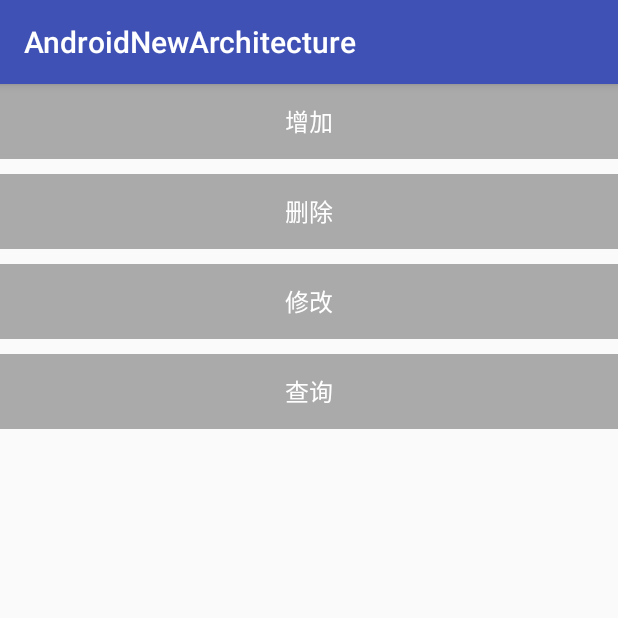
After one commit to chuzhonglingyan/AndroidNewArchitecture, an Android app: the DbTestActivity screen opened directly, with no data from a screen before it, on a phone screen of 412 x 824 dp, the top half of it. The commit adds this screen. Run offline under Robolectric (Android 15) with nearby library versions, the phone set to English and light mode, and no system bars; libraries missing offline, so code that uses them is left out: com.blankj.utilcode, com.facebook.stetho; network calls fail.

Commit message:
增加room数据库

```diff
--- a/app/src/main/AndroidManifest.xml
+++ b/app/src/main/AndroidManifest.xml
@@ -23,6 +23,8 @@
                 <category android:name="android.intent.category.LAUNCHER" />
             </intent-filter>
         </activity>
+        <activity android:name=".ui.DbTestActivity">
+        </activity>
     </application>
 
 </manifest>
--- a/app/src/main/java/com/yuntian/androidnewarchitecture/base/App.java
+++ b/app/src/main/java/com/yuntian/androidnewarchitecture/base/App.java
@@ -1,11 +1,23 @@
 package com.yuntian.androidnewarchitecture.base;
 
+import com.facebook.stetho.Stetho;
+import com.yuntian.androidnewarchitecture.db.AppDatabase;
 import com.yuntian.baselibs.base.BaseApp;
 
 public class App extends BaseApp {
 
+
+    private static AppDatabase appDatabase;
+
     @Override
     public void onCreate() {
         super.onCreate();
+        Stetho.initializeWithDefaults(this);
+        appDatabase=AppDatabase.getInstance(this);
     }
+
+    public static AppDatabase getAppDatabase() {
+        return appDatabase;
+    }
+
 }
--- a/app/src/main/java/com/yuntian/androidnewarchitecture/bean/User.java
+++ b/app/src/main/java/com/yuntian/androidnewarchitecture/bean/GitHubUser.java
@@ -1,6 +1,6 @@
 package com.yuntian.androidnewarchitecture.bean;
 
-public class User {
+public class GitHubUser {
 
     private String userId;
     private String name;
--- a/app/src/main/java/com/yuntian/androidnewarchitecture/net/service/Webservice.java
+++ b/app/src/main/java/com/yuntian/androidnewarchitecture/net/service/Webservice.java
@@ -1,7 +1,7 @@
 package com.yuntian.androidnewarchitecture.net.service;
 
+import com.yuntian.androidnewarchitecture.bean.GitHubUser;
 import com.yuntian.androidnewarchitecture.bean.Repo;
-import com.yuntian.androidnewarchitecture.bean.User;
 
 import java.util.List;
 
@@ -17,7 +17,7 @@ public interface Webservice {
      * replacement for the {user} placeholder in the @GET path
      */
     @GET("/users/{user}")
-    Call<User> getUser(@Path("user") String userId);
+    Call<GitHubUser> getUser(@Path("user") String userId);
 
 
 
--- a/app/src/main/java/com/yuntian/androidnewarchitecture/repository/IUserData.java
+++ b/app/src/main/java/com/yuntian/androidnewarchitecture/repository/IUserData.java
@@ -1,5 +1,6 @@
 package com.yuntian.androidnewarchitecture.repository;
 
+import com.yuntian.androidnewarchitecture.db.entity.User;
 import com.yuntian.baselibs.lifecycle.BaseResultLiveData;
 import com.yuntian.androidnewarchitecture.bean.Repo;
 
@@ -10,5 +11,6 @@ public interface IUserData {
 
     BaseResultLiveData<List<Repo>> getRepoList(String userId);
 
+    BaseResultLiveData<List<User>> getUserList();
 
 }
--- /dev/null
+++ b/app/src/main/java/com/yuntian/androidnewarchitecture/ui/DbTestActivity.java
@@ -0,0 +1,108 @@
+package com.yuntian.androidnewarchitecture.ui;
+
+import android.os.Bundle;
+import android.support.annotation.Nullable;
+import android.widget.TextView;
+
+import com.blankj.utilcode.util.LogUtils;
+import com.blankj.utilcode.util.ThreadUtils;
+import com.yuntian.androidnewarchitecture.R;
+import com.yuntian.androidnewarchitecture.base.App;
+import com.yuntian.androidnewarchitecture.db.AppDatabase;
+import com.yuntian.androidnewarchitecture.db.entity.User;
+import com.yuntian.baselibs.base.BaseActivity;
+import com.yuntian.baselibs.di.component.AppComponent;
+import com.yuntian.baselibs.util.GsonUtil;
+
+import java.util.List;
+import java.util.Random;
+import java.util.UUID;
+
+public class DbTestActivity extends BaseActivity {
+
+
+
+    private AppDatabase appDatabase;
+
+    private TextView tvAdd;
+    private TextView tvDelete;
+    private TextView tvUpdate;
+    private TextView tvQuery;
+
+    @Override
+    protected int getLayoutId() {
+        return R.layout.activity_db_test;
+    }
+
+    @Override
+    public void inject(AppComponent appComponent) {
+
+    }
+
+    @Override
+    protected void initView() {
+        tvAdd=findViewById(R.id.tv_add);
+        tvDelete=findViewById(R.id.tv_delete);
+        tvUpdate=findViewById(R.id.tv_update);
+        tvQuery=findViewById(R.id.tv_query);
+        appDatabase= App.getAppDatabase();
+    }
+
+    @Override
+    protected void initData(@Nullable Bundle savedInstanceState) {
+
+//        [10,40)不包括300就是 rand.nextInt(40-10)+10
+        Random random=new Random();
+        tvAdd.setOnClickListener(v->{
+            try {
+                ThreadUtils.executeByIo(new ThreadUtils.SimpleTask<Void>() {
+                    @Override
+                    public Void doInBackground() throws Throwable {
+                        User user=new User();
+                        user.setUserName("用户"+ UUID.randomUUID().toString().substring(0,4));
+                        user.setAge(random.nextInt(40-10)+10);
+                        appDatabase.userDao().insertAll(user);
+                        return null;
+                    }
+                    @Override
+                    public void onSuccess(Void result) {
+                    }
+                });
+            } catch (Exception e) {
+                e.printStackTrace();
+            }
+        });
+
+        tvDelete.setOnClickListener(v->{
+
+
+        });
+
+        tvUpdate.setOnClickListener(v->{
+
+
+        });
+
+
+        tvQuery.setOnClickListener(v->{
+            try {
+                ThreadUtils.executeByIo(new ThreadUtils.SimpleTask<Void>() {
+                    @Override
+                    public Void doInBackground() throws Throwable {
+                        List<User> users= appDatabase.userDao().getAll();
+                        LogUtils.d(GsonUtil.toJson(users));
+                        return null;
+                    }
+                    @Override
+                    public void onSuccess(Void result) {
+                    }
+                });
+            } catch (Exception e) {
+                e.printStackTrace();
+            }
+
+        });
+    }
+
+
+}
--- a/app/src/main/java/com/yuntian/androidnewarchitecture/ui/MainActivity.java
+++ b/app/src/main/java/com/yuntian/androidnewarchitecture/ui/MainActivity.java
@@ -1,10 +1,12 @@
 package com.yuntian.androidnewarchitecture.ui;
 
+import android.content.Intent;
 import android.os.Bundle;
 import android.support.annotation.Nullable;
 import android.support.v4.app.FragmentTransaction;
 import android.support.v7.app.AppCompatActivity;
 
+import com.blankj.utilcode.util.IntentUtils;
 import com.blankj.utilcode.util.LogUtils;
 import com.yuntian.androidnewarchitecture.R;
 import com.yuntian.baselibs.base.BaseActivity;
@@ -34,6 +36,9 @@ public class MainActivity extends BaseActivity {
             fragmentTransaction.replace(R.id.fl_b,UserProfileFragmentA.newIntance("octocat"));
             fragmentTransaction.commit();
         });
+        findViewById(R.id.tv_goto_db).setOnClickListener(v->{
+            startActivity(new Intent(context,DbTestActivity.class));
+        });
     }
 
     @Override
--- /dev/null
+++ b/app/src/main/res/layout/activity_db_test.xml
@@ -0,0 +1,55 @@
+<?xml version="1.0" encoding="utf-8"?>
+<LinearLayout xmlns:android="http://schemas.android.com/apk/res/android"
+    xmlns:app="http://schemas.android.com/apk/res-auto"
+    xmlns:tools="http://schemas.android.com/tools"
+    android:layout_width="match_parent"
+    android:layout_height="match_parent"
+    android:orientation="vertical"
+    tools:context=".ui.MainActivity">
+
+    <TextView
+        android:id="@+id/tv_add"
+        android:layout_width="match_parent"
+        android:layout_height="50dp"
+        android:text="增加"
+        android:textColor="@android:color/white"
+        android:background="@android:color/darker_gray"
+        android:textSize="16dp"
+        android:gravity="center"
+
+      />
+    <TextView
+        android:id="@+id/tv_delete"
+        android:layout_width="match_parent"
+        android:layout_height="50dp"
+        android:text="删除"
+        android:textColor="@android:color/white"
+        android:background="@android:color/darker_gray"
+        android:textSize="16dp"
+        android:gravity="center"
+        android:layout_marginTop="10dp"
+        />
+    <TextView
+        android:id="@+id/tv_update"
+        android:layout_width="match_parent"
+        android:layout_height="50dp"
+        android:text="修改"
+        android:textColor="@android:color/white"
+        android:background="@android:color/darker_gray"
+        android:textSize="16dp"
+        android:layout_marginTop="10dp"
+        android:gravity="center"
+        />
+    <TextView
+        android:id="@+id/tv_query"
+        android:layout_width="match_parent"
+        android:layout_height="50dp"
+        android:text="查询"
+        android:textColor="@android:color/white"
+        android:background="@android:color/darker_gray"
+        android:textSize="16dp"
+        android:gravity="center"
+        android:layout_marginTop="10dp"
+        />
+
+</LinearLayout>
--- a/baselibs/src/main/java/com/yuntian/baselibs/data/BaseResult.java
+++ b/baselibs/src/main/java/com/yuntian/baselibs/data/BaseResult.java
@@ -33,4 +33,6 @@ public class BaseResult<T> {
     public void setData(T data) {
         this.data = data;
     }
+
+
 }
--- a/baselibs/src/main/java/com/yuntian/baselibs/lifecycle/BaseResultLiveData.java
+++ b/baselibs/src/main/java/com/yuntian/baselibs/lifecycle/BaseResultLiveData.java
@@ -37,7 +37,6 @@ public  class BaseResultLiveData<T> extends MutableLiveData<BaseResult<T>> {
     }
 
 
-
     @Override
     public void observe(@NonNull LifecycleOwner owner, @NonNull Observer<BaseResult<T>> observer) {
         super.observe(owner, observer);
```
Also changed, not shown: app/build.gradle (+26 -0 lines), app/src/main/java/com/yuntian/androidnewarchitecture/db/AppDatabase.java (added, +46 -0 lines), app/src/main/java/com/yuntian/androidnewarchitecture/db/dao/UserDao.java (added, +37 -0 lines), app/src/main/java/com/yuntian/androidnewarchitecture/db/entity/User.java (added, +54 -0 lines), app/src/main/java/com/yuntian/androidnewarchitecture/repository/UserRepository.java (+46 -6 lines), app/src/main/java/com/yuntian/androidnewarchitecture/ui/UserProfileFragmentA.java (+8 -5 lines), app/src/main/java/com/yuntian/androidnewarchitecture/viewmodel/UserViewModel.java (+9 -3 lines), app/src/main/res/layout/activity_main.xml (+9 -1 lines), baselibs/src/main/java/com/yuntian/baselibs/data/BaseResultUtil.java (added, +21 -0 lines), 2 other files.
